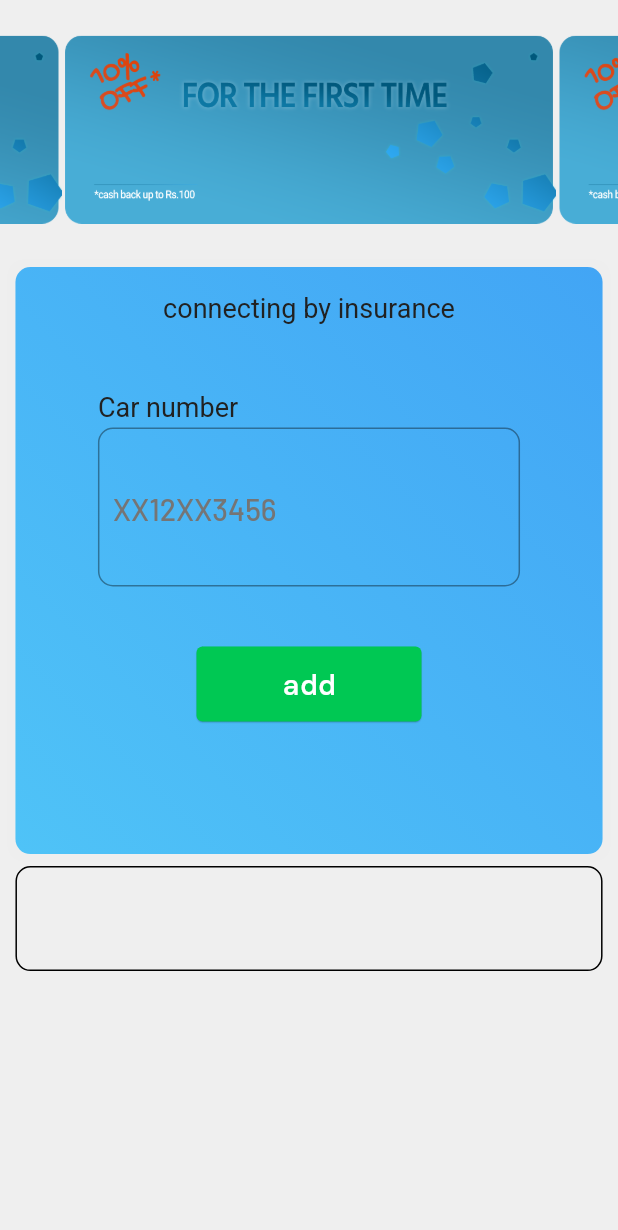
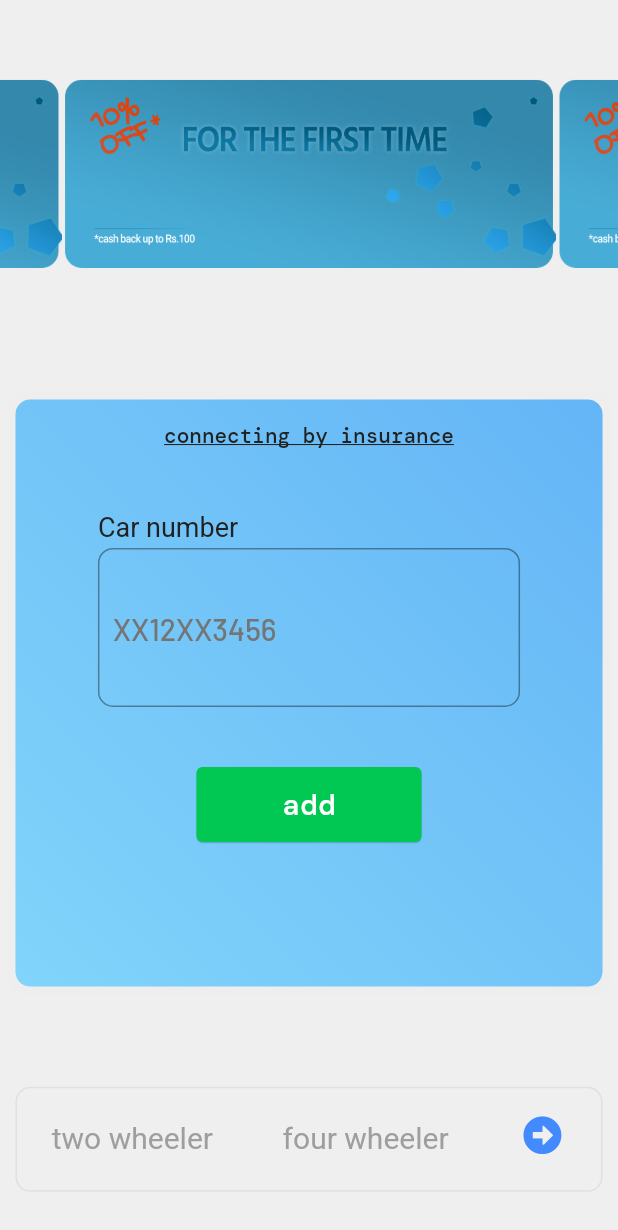
Before and after one commit to Suramack/Project_Reconnect, a Flutter app: the Insurance widget shown alone on an empty page, opened directly, on a phone screen of 412 x 824 dp. Shown: the top 1230 px of the screen. Run offline on Flutter 3.47's test engine with Material 2 defaults, Android fonts, the phone set to English and light mode, and no system bars; drawn by our look-alikes of carousel_slider; our stand-ins replace fluttertoast, font_awesome_flutter; missing offline and left inert: flutter_launcher_icons; network calls fail.

Commit message:
user screen completed

```diff
--- a/lib/main.dart
+++ b/lib/main.dart
@@ -3,6 +3,7 @@ import 'package:provider/provider.dart';
 import 'package:reconnect/provider/sample.dart';
 import 'package:reconnect/provider/service.dart';
 import 'package:reconnect/screens/login_screen/login_screen.dart';
+import 'package:reconnect/screens/registration_screen/user_registration_design/components/user_registration_design_form.dart';
 import 'package:reconnect/screens/user_screen/home_screen.dart';
 import 'package:reconnect/screens/worker_screen/home/worker_home_screen.dart';
 import 'package:reconnect/screens/worker_screen/worker_status_screen.dart';
--- a/lib/screens/user_screen/insurance/components/text_style.dart
+++ b/lib/screens/user_screen/insurance/components/text_style.dart
@@ -2,8 +2,9 @@ import 'package:flutter/material.dart';
 
 TextStyle headText() => TextStyle(
       color: Colors.grey.shade900,
-      fontSize: 18,
-      fontFamily: 'Heebo',
+      fontSize: 14,
+      fontFamily: 'DMMono',
+      decoration: TextDecoration.underline,
     );
 TextStyle hintStyle() => TextStyle(
       color: Colors.grey.shade600,
@@ -24,3 +25,19 @@ TextStyle buttonTextStyle() => const TextStyle(
       fontSize: 20,
       fontFamily: 'DMMono',
     );
+TextStyle textButtonTextStyle() => TextStyle(
+      color: Colors.grey.shade500,
+      fontSize: 20,
+      fontFamily: 'Heebo',
+    );
+TextStyle allVehicleTextButtonTextStyle() => TextStyle(
+      color: Colors.grey.shade100,
+      fontSize: 20,
+      fontFamily: 'Heebo',
+    );
+TextStyle userNameStyle() => TextStyle(
+      fontFamily: 'Barlow',
+      fontSize: 24,
+      color: Colors.orangeAccent.shade700,
+      fontWeight: FontWeight.w600,
+    );
--- a/lib/screens/user_screen/insurance/home/insurance_home.dart
+++ b/lib/screens/user_screen/insurance/home/insurance_home.dart
@@ -1,8 +1,10 @@
 import 'package:carousel_slider/carousel_slider.dart';
 import 'package:flutter/material.dart';
+import 'package:flutter_launcher_icons/utils.dart';
 import 'package:fluttertoast/fluttertoast.dart';
+import 'package:font_awesome_flutter/font_awesome_flutter.dart';
 import 'package:reconnect/screens/user_screen/insurance/components/text_style.dart';
-import 'package:flutter/foundation.dart';
+import 'package:reconnect/screens/user_screen/insurance/home/view_all_vehicles.dart';
 
 class Insurance extends StatefulWidget {
   const Insurance({Key? key}) : super(key: key);
@@ -12,12 +14,14 @@ class Insurance extends StatefulWidget {
 }
 
 class _InsuranceState extends State<Insurance> {
+  final TextEditingController _carNumber = TextEditingController();
+
   @override
   Widget build(BuildContext context) {
-    // TextEditingController _carNumber = TextEditingController();
     // CarouselController _carouselController = CarouselController();
     Size size = MediaQuery.of(context).size;
     return Column(
+      mainAxisAlignment: MainAxisAlignment.spaceAround,
       children: [
         CarouselSlider(
           // carouselController: _carouselController,
@@ -39,8 +43,8 @@ class _InsuranceState extends State<Insurance> {
             decoration: BoxDecoration(
               gradient: LinearGradient(
                 colors: [
-                  Colors.lightBlue.shade300,
-                  Colors.blue.shade400,
+                  Colors.lightBlue.shade200,
+                  Colors.blue.shade300,
                 ],
                 begin: Alignment.bottomLeft,
                 end: Alignment.topRight,
@@ -72,7 +76,7 @@ class _InsuranceState extends State<Insurance> {
                           style: carStyle(),
                         ),
                         TextField(
-                          // controller: _carNumber,
+                          controller: _carNumber,
                           textCapitalization: TextCapitalization.characters,
                           style: inputTextStyle(),
                           decoration: InputDecoration(
@@ -101,9 +105,7 @@ class _InsuranceState extends State<Insurance> {
                       backgroundColor: MaterialStateProperty.all(
                           Colors.greenAccent.shade700),
                     ),
-                    onPressed: () {
-                      Fluttertoast.showToast(msg: 'adding');
-                    },
+                    onPressed: () {},
                     child: Text(
                       'add',
                       style: buttonTextStyle(),
@@ -120,9 +122,41 @@ class _InsuranceState extends State<Insurance> {
           decoration: BoxDecoration(
             borderRadius: BorderRadius.circular(10),
             border: Border.all(
-              color: Colors.black,
+              color: Colors.grey.shade300,
               width: 1,
             ),
+          ),
+          child: Row(
+            mainAxisAlignment: MainAxisAlignment.spaceAround,
+            crossAxisAlignment: CrossAxisAlignment.center,
+            children: [
+              TextButton(
+                onPressed: () => null,
+                child: Text(
+                  'two wheeler',
+                  style: textButtonTextStyle(),
+                ),
+              ),
+              TextButton(
+                onPressed: () => null,
+                child: Text(
+                  'four wheeler',
+                  style: textButtonTextStyle(),
+                ),
+              ),
+              IconButton(
+                onPressed: () => viewAllVehicle(context, size),
+                icon: Column(
+                  children: const [
+                    Icon(
+                      FontAwesomeIcons.solidArrowAltCircleRight,
+                      color: Colors.blueAccent,
+                      size: 26,
+                    ),
+                  ],
+                ),
+              )
+            ],
           ),
         )
       ],
--- a/lib/screens/worker_screen/account_screen/account_screen.dart
+++ b/lib/screens/worker_screen/account_screen/account_screen.dart
@@ -86,7 +86,7 @@ class _ProfileScreenState extends State<ProfileScreen> {
 
     return Column(
       children: [
-        Container(
+        SizedBox(
           width: size.width,
           height: size.height * 0.3,
           child: Stack(
```
Also changed, not shown: lib/screens/user_screen/home_screen.dart (+4 -4 lines), lib/screens/user_screen/insurance/home/view_all_vehicles.dart (added, +70 -0 lines), lib/screens/user_screen/profile/profile_list_tile.dart (added, +49 -0 lines), lib/screens/user_screen/profile/profile_screen.dart (added, +103 -0 lines).
